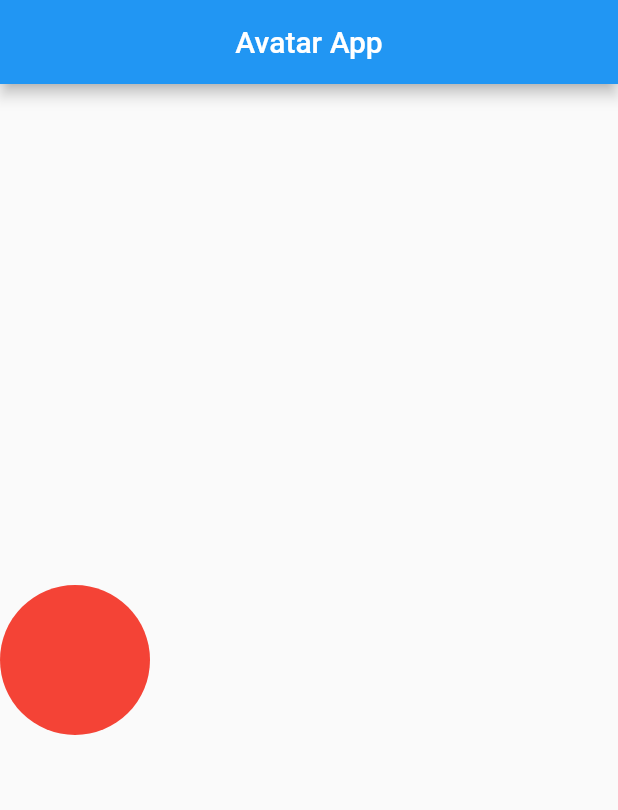
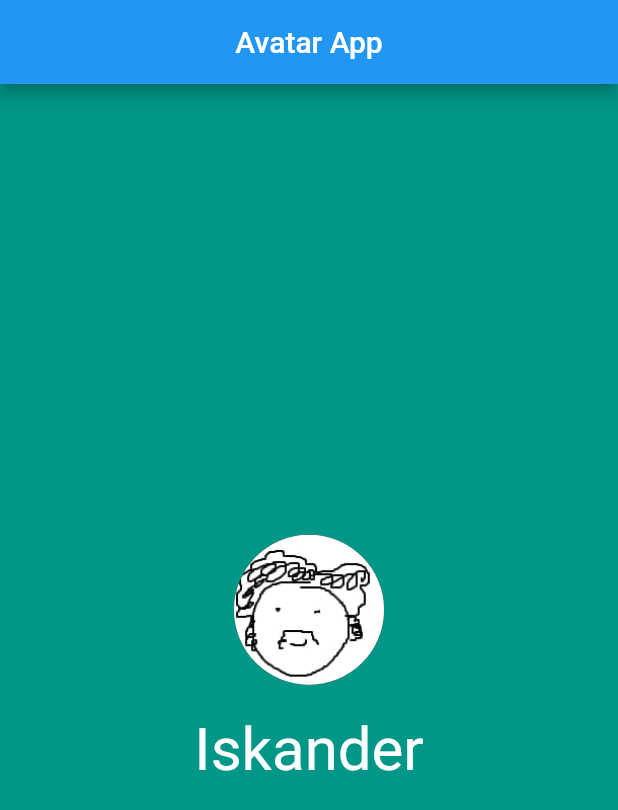
Before and after one commit to UlugbekYarkinov/my_card, a Flutter app: the screen it shows after launch, on a phone screen of 412 x 824 dp. Shown: the top 810 px of the screen. Run offline on Flutter 3.47's test engine with Material 2 defaults, Android fonts, the phone set to English and light mode, and no system bars; Roboto replaces fonts that are missing (Raleway).

Commit message:
Font added

```diff
--- a/lib/main.dart
+++ b/lib/main.dart
@@ -14,15 +14,31 @@ class Avatar extends StatelessWidget {
         appBar: AppBar(
           title: const Center(child: Text('Avatar App')),
         ),
-        body: Column(
+        body: Container(
+          color: Colors.teal,
+          child: Column(
             mainAxisAlignment: MainAxisAlignment.center,
             crossAxisAlignment: CrossAxisAlignment.center,
             children: const [
               CircleAvatar(
                 radius: 50.0,
                 backgroundColor: Colors.red,
+                backgroundImage: AssetImage('images/me.jpg'),
+              ),
+              SizedBox(
+                width: double.infinity,
+                height: 20.0,
+              ),
+              Text(
+                'Iskander',
+                style: TextStyle(
+                  fontSize: 40.0,
+                  color: Colors.white,
+                  fontFamily: 'Raleway',
+                ),
               ),
             ],
+          ),
         ),
       ),
     );
--- a/pubspec.yaml
+++ b/pubspec.yaml
@@ -58,8 +58,8 @@ flutter:
   uses-material-design: true
 
   # To add assets to your application, add an assets section, like this:
-  # assets:
-  #   - images/a_dot_burr.jpeg
+  assets:
+    - images/
   #   - images/a_dot_ham.jpeg
 
   # An image asset can refer to one or more resolution-specific "variants", see
```
Also changed, not shown: fonts/Silkscreen-Regular.ttf (added). Lines whose indentation alone changed are shown as unchanged.
